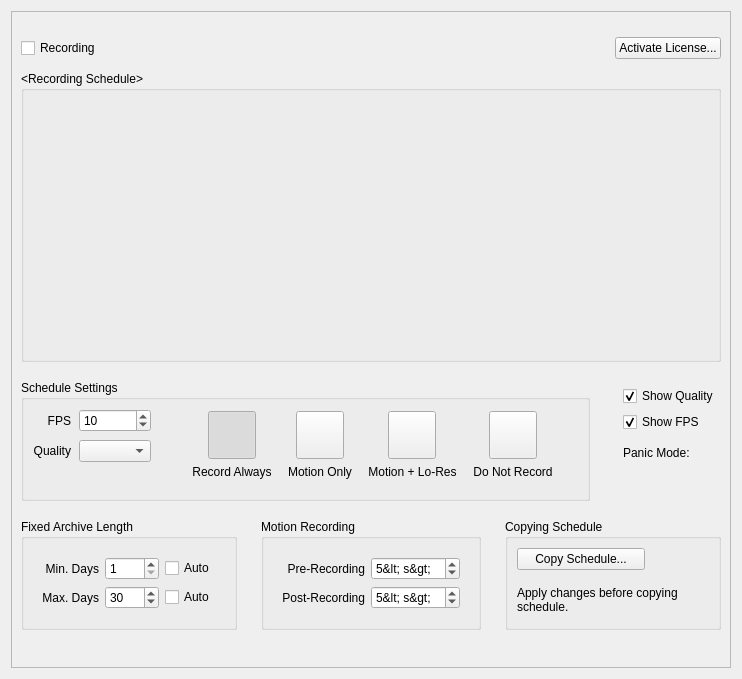
The window that client/nx_client_desktop/src/ui/widgets/properties/camera_schedule_widget.ui (networkoptix/nx_open) describes before a commit, drawn with Qt 5.
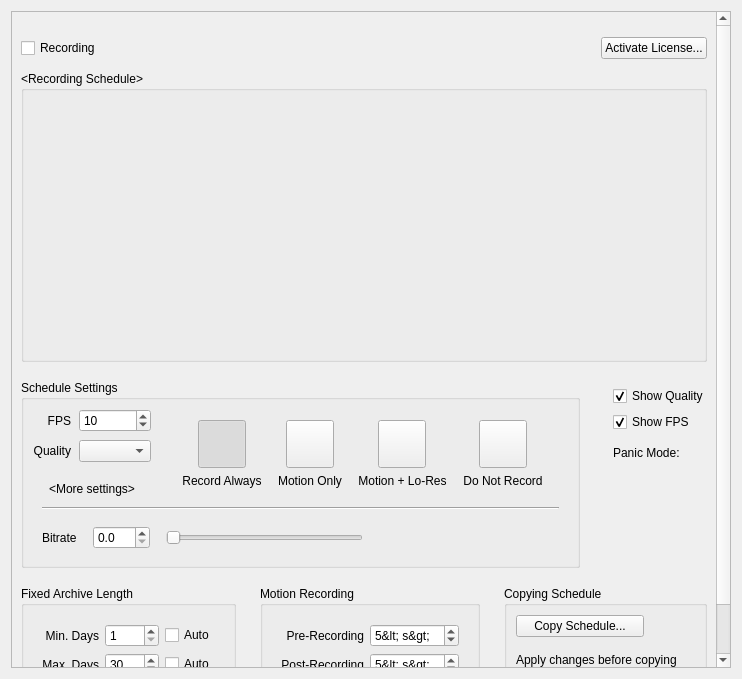
The same window after the commit. Custom widgets are drawn as their Qt base class.

Commit message:
# Bitrate control stub in recording schedule
<==== Mercurial data ====>
Branch: vms_3.1.2_bitrate_control

What changed in the file:
```diff
--- a/client/nx_client_desktop/src/ui/widgets/properties/camera_schedule_widget.ui
+++ b/client/nx_client_desktop/src/ui/widgets/properties/camera_schedule_widget.ui
@@ -27,8 +27,8 @@
        <rect>
         <x>0</x>
         <y>0</y>
-        <width>722</width>
-        <height>659</height>
+        <width>705</width>
+        <height>721</height>
        </rect>
       </property>
       <layout class="QVBoxLayout" name="verticalLayout_7" stretch="0,0,0,0,0,0,1">
@@ -136,11 +136,14 @@
            <property name="title">
             <string>Schedule Settings</string>
            </property>
-           <layout class="QHBoxLayout" name="horizontalLayout" stretch="0,1">
-            <property name="spacing">
-             <number>16</number>
+           <layout class="QGridLayout" name="gridLayout_4">
+            <property name="bottomMargin">
+             <number>0</number>
             </property>
-            <item>
+            <property name="verticalSpacing">
+             <number>0</number>
+            </property>
+            <item row="0" column="0">
              <layout class="QFormLayout" name="formLayout">
               <property name="fieldGrowthPolicy">
                <enum>QFormLayout::AllNonFixedFieldsGrow</enum>
@@ -154,6 +157,9 @@
               <property name="verticalSpacing">
                <number>8</number>
               </property>
+              <property name="bottomMargin">
+               <number>8</number>
+              </property>
               <item row="0" column="0">
                <widget class="QLabel" name="fpsLabel">
                 <property name="text">
@@ -200,6 +206,22 @@
                 </property>
                </widget>
               </item>
+              <item row="3" column="0" colspan="2">
+               <widget class="QPushButton" name="advancedSettingsButton">
+                <property name="maximumSize">
+                 <size>
+                  <width>16777215</width>
+                  <height>20</height>
+                 </size>
+                </property>
+                <property name="text">
+                 <string notr="true">&lt;More settings&gt;</string>
+                </property>
+                <property name="flat">
+                 <bool>true</bool>
+                </property>
+               </widget>
+              </item>
               <item row="2" column="0" colspan="2">
                <spacer name="verticalSpacer_2">
                 <property name="orientation">
@@ -207,7 +229,7 @@
                 </property>
                 <property name="sizeHint" stdset="0">
                  <size>
-                  <width>1</width>
+                  <width>10</width>
                   <height>1</height>
                  </size>
                 </property>
@@ -215,7 +237,7 @@
               </item>
              </layout>
             </item>
-            <item>
+            <item row="0" column="1">
              <widget class="QWidget" name="scheduleSettingsButtons" native="true">
               <property name="sizePolicy">
                <sizepolicy hsizetype="MinimumExpanding" vsizetype="Maximum">
@@ -227,6 +249,9 @@
                <property name="topMargin">
                 <number>2</number>
                </property>
+               <property name="bottomMargin">
+                <number>8</number>
+               </property>
                <item>
                 <layout class="QGridLayout" name="gridLayout" rowstretch="1,0" columnstretch="1,1,1,1">
                  <property name="leftMargin">
@@ -511,6 +536,81 @@
               </layout>
              </widget>
             </item>
+            <item row="1" column="0" colspan="2">
+             <widget class="QWidget" name="advancedSettingsWidget" native="true">
+              <layout class="QVBoxLayout" name="verticalLayout_4">
+               <property name="spacing">
+                <number>16</number>
+               </property>
+               <property name="topMargin">
+                <number>0</number>
+               </property>
+               <property name="bottomMargin">
+                <number>16</number>
+               </property>
+               <item>
+                <widget class="Line" name="line">
+                 <property name="orientation">
+                  <enum>Qt::Horizontal</enum>
+                 </property>
+                </widget>
+               </item>
+               <item>
+                <layout class="QHBoxLayout" name="horizontalLayout">
+                 <item>
+                  <widget class="QLabel" name="bitrateLabel">
+                   <property name="text">
+                    <string>Bitrate</string>
+                   </property>
+                   <property name="buddy">
+                    <cstring>bitrateSpinBox</cstring>
+                   </property>
+                  </widget>
+                 </item>
+                 <item>
+                  <widget class="QDoubleSpinBox" name="bitrateSpinBox">
+                   <property name="decimals">
+                    <number>1</number>
+                   </property>
+                  </widget>
+                 </item>
+                 <item>
+                  <widget class="QSlider" name="bitrateSlider">
+                   <property name="maximumSize">
+                    <size>
+                     <width>200</width>
+                     <height>16777215</height>
+                    </size>
+                   </property>
+                   <property name="maximum">
+                    <number>1000</number>
+                   </property>
+                   <property name="pageStep">
+                    <number>100</number>
+                   </property>
+                   <property name="orientation">
+                    <enum>Qt::Horizontal</enum>
+                   </property>
+                  </widget>
+                 </item>
+                 <item>
+                  <spacer name="horizontalSpacer_2">
+                   <property name="orientation">
+                    <enum>Qt::Horizontal</enum>
+                   </property>
+                   <property name="sizeHint" stdset="0">
+                    <size>
+                     <width>40</width>
+                     <height>20</height>
+                    </size>
+                   </property>
+                  </spacer>
+                 </item>
+                </layout>
+               </item>
+              </layout>
+             </widget>
+            </item>
            </layout>
           </widget>
          </item>
```
The commit also changes 2 other files.
